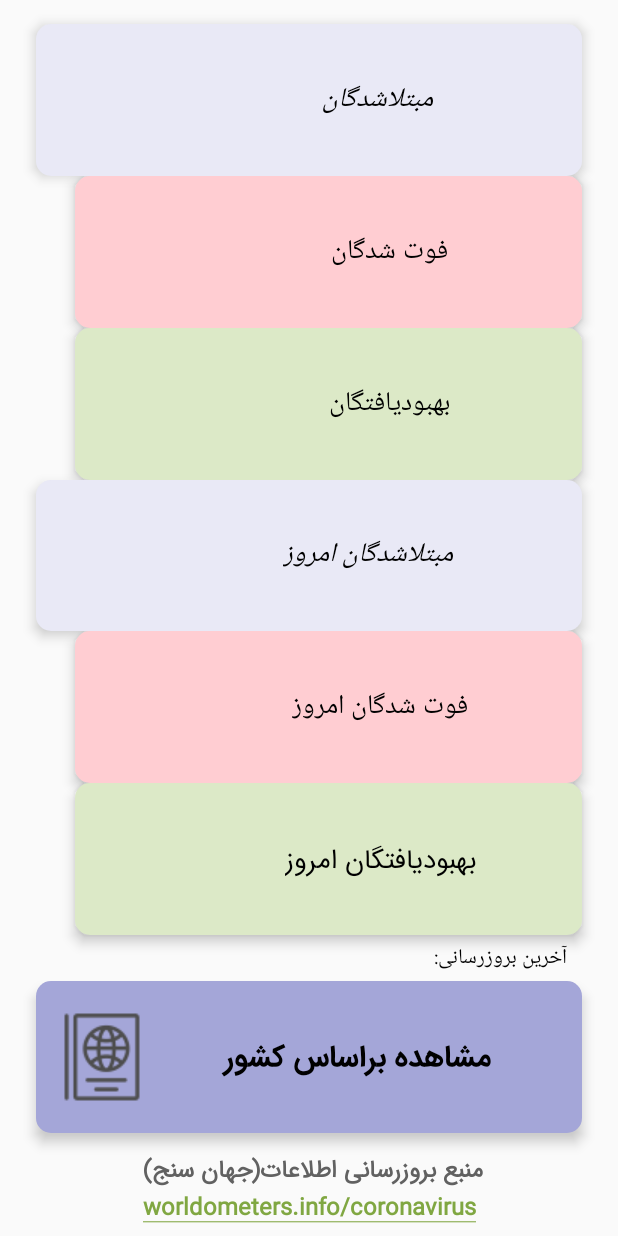
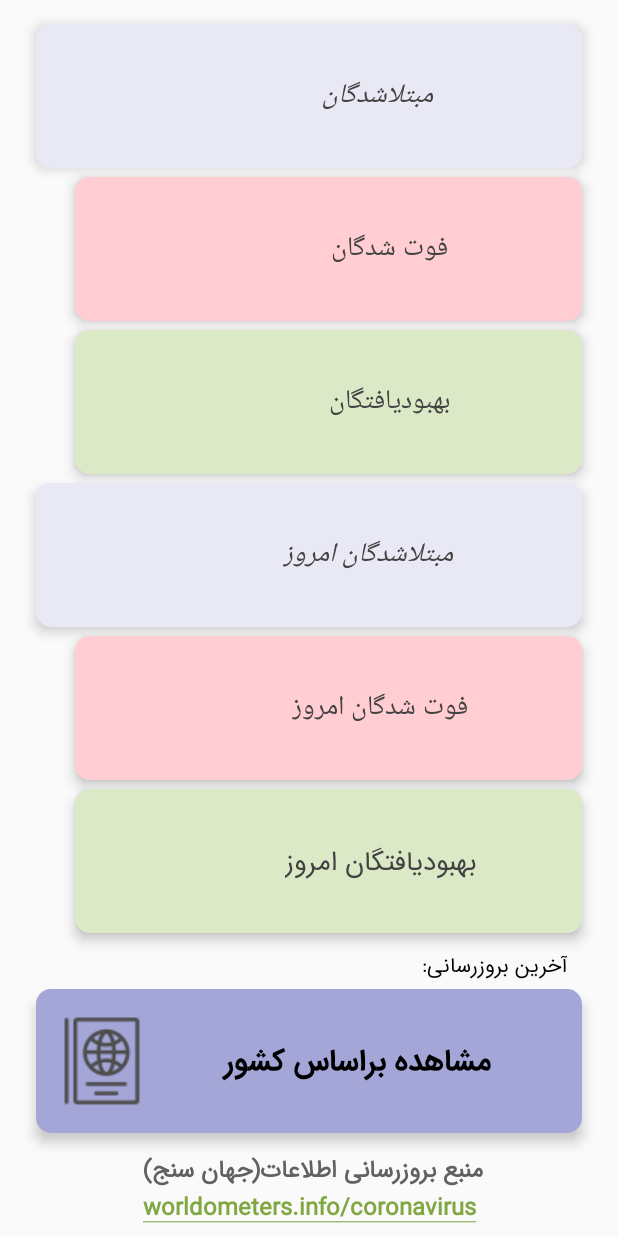
Before and after one commit to sina73azar/Covid19Project, an Android app: the screen it shows after launch (MainActivity), on a phone screen of 412 x 824 dp. Run offline under Robolectric (Android 15) with nearby library versions, the phone set to English and light mode, and no system bars; our stand-ins replace data binding; libraries missing offline, so code that uses them is left out: com.ihsanbal.logging; Roboto replaces fonts that are not available here; 8 statements that could not run were skipped.

Commit message:
"useless files deleted"

```diff
--- a/app/src/main/java/com/sina/covid19project/repository/HomeRepository.kt
+++ b/app/src/main/java/com/sina/covid19project/repository/HomeRepository.kt
@@ -54,6 +54,7 @@ class HomeRepository(private val apiInterface: ApiInterface, private val sharedP
     }
 
      fun setMapFromSharedPref() {
+
         dataHomeMap[CASES]= sharedPref.getString(CASES,"....").toString()
         dataHomeMap[TODAY_CASES]= sharedPref.getString(TODAY_CASES,"...").toString()
         dataHomeMap[DEATHS]= sharedPref.getString(DEATHS,"...").toString()
--- a/app/src/main/java/com/sina/covid19project/utils_extentions/CountryDictionary.kt
+++ /dev/null
@@ -1 +0,0 @@
-package com.sina.covid19project.utils_extentions
--- a/app/src/main/res/layout/fragment_home.xml
+++ b/app/src/main/res/layout/fragment_home.xml
@@ -22,6 +22,7 @@
             android:layout_width="wrap_content"
             android:layout_height="wrap_content"
             android:elevation="5dp"
+            android:fontFamily="@font/b_yaghut"
             android:gravity="center"
             android:layoutDirection="ltr"
             android:paddingHorizontal="10dp"
@@ -62,6 +63,7 @@
             android:layout_width="363dp"
             android:layout_height="wrap_content"
             android:autoLink="web"
+            android:fontFamily="@font/b_yaghut"
             android:gravity="center"
             android:linksClickable="true"
             android:paddingTop="10dp"
@@ -81,6 +83,7 @@
             android:layout_marginStart="24dp"
             android:layout_marginTop="16dp"
             android:layout_marginEnd="24dp"
+            android:layout_marginBottom="6dp"
             android:background="@drawable/shape_bg_view_back_for_home"
             android:elevation="5dp"
             android:fadingEdgeLength="8dp"
@@ -98,6 +101,7 @@
             android:layout_width="0dp"
             android:layout_height="0dp"
 
+            android:layout_marginBottom="6dp"
             android:background="@drawable/shape_bg_view_back_for_home"
             android:elevation="5dp"
             android:fadingEdgeLength="8dp"
@@ -114,6 +118,7 @@
             android:layout_height="0dp"
 
             android:layout_marginStart="50dp"
+            android:layout_marginBottom="6dp"
             android:background="@drawable/shape_red_100_round_edge"
             android:elevation="5dp"
             android:fadingEdgeLength="8dp"
@@ -130,6 +135,7 @@
             android:id="@+id/flow5"
             android:layout_width="0dp"
             android:layout_height="0dp"
+            android:layout_marginBottom="6dp"
             android:background="@drawable/shape_red_100_round_edge"
             android:elevation="5dp"
             android:fadingEdgeLength="8dp"
@@ -144,6 +150,7 @@
             android:id="@+id/flow6"
             android:layout_width="0dp"
             android:layout_height="0dp"
+            android:layout_marginBottom="6dp"
             android:background="@drawable/shape_green_100_round_edge"
             android:elevation="5dp"
             android:fadingEdgeLength="10dp"
@@ -158,6 +165,7 @@
             android:id="@+id/flow7"
             android:layout_width="0dp"
             android:layout_height="0dp"
+            android:layout_marginBottom="6dp"
             android:background="@drawable/shape_green_100_round_edge"
             android:elevation="5dp"
             android:fadingEdgeLength="8dp"
@@ -174,7 +182,7 @@
 
             android:padding="2dp"
             android:text="@string/text_all_in_world"
-            android:textColor="@color/black"
+            android:textColor="@color/grey_800"
             android:textSize="18sp"
             android:textStyle="italic"
             tools:layout_editor_absoluteX="83dp"
@@ -187,12 +195,11 @@
             android:layout_height="wrap_content"
             android:fontFamily="@font/samim_number"
             android:textAlignment="center"
-            android:textColor="@color/black"
+            android:textColor="@color/grey_800"
             android:textSize="17sp"
             tools:layout_editor_absoluteX="29dp"
             tools:layout_editor_absoluteY="82dp"
-            tools:text="87878774542"
-            />
+            tools:text="87878774542" />
 
         <TextView
             android:id="@+id/tv_st_cases_today"
@@ -200,7 +207,7 @@
             android:layout_height="wrap_content"
             android:padding="2dp"
             android:text="@string/text_all_in_world_today"
-            android:textColor="@color/black"
+            android:textColor="@color/grey_800"
             android:textSize="18sp"
             android:textStyle="italic"
             tools:layout_editor_absoluteX="87dp"
@@ -214,7 +221,7 @@
             android:singleLine="true"
             android:text="@string/text_deaths"
             android:textAlignment="center"
-            android:textColor="@color/black"
+            android:textColor="@color/grey_800"
             android:textSize="18sp"
             tools:layout_editor_absoluteX="92dp"
             tools:layout_editor_absoluteY="298dp" />
@@ -228,7 +235,7 @@
             android:maxLines="1"
             android:singleLine="true"
             android:textAlignment="center"
-            android:textColor="@color/black"
+            android:textColor="@color/grey_800"
             android:textSize="17sp"
             tools:layout_editor_absoluteX="237dp"
             tools:layout_editor_absoluteY="300dp"
@@ -242,7 +249,7 @@
             android:singleLine="true"
             android:text="@string/text_recovered"
             android:textAlignment="center"
-            android:textColor="@color/black"
+            android:textColor="@color/grey_800"
             android:textSize="18sp"
             tools:layout_editor_absoluteX="29dp"
             tools:layout_editor_absoluteY="516dp" />
@@ -254,7 +261,7 @@
             android:layout_height="wrap_content"
             android:fontFamily="@font/samim_number"
             android:textAlignment="center"
-            android:textColor="@color/black"
+            android:textColor="@color/grey_800"
             android:textSize="17sp"
             tools:layout_editor_absoluteX="196dp"
             tools:layout_editor_absoluteY="515dp"
@@ -312,7 +319,7 @@
             android:layout_height="wrap_content"
             android:fontFamily="@font/samim_number"
             android:textAlignment="center"
-            android:textColor="@color/black"
+            android:textColor="@color/grey_800"
             android:textSize="17sp"
             tools:layout_editor_absoluteX="263dp"
             tools:layout_editor_absoluteY="190dp"
@@ -326,7 +333,7 @@
             android:singleLine="true"
             android:text="@string/text_deaths_today"
             android:textAlignment="center"
-            android:textColor="@color/black"
+            android:textColor="@color/grey_800"
             android:textSize="18sp"
             tools:layout_editor_absoluteX="29dp"
             tools:layout_editor_absoluteY="409dp" />
@@ -338,7 +345,7 @@
             android:layout_height="wrap_content"
             android:fontFamily="@font/samim_number"
             android:textAlignment="center"
-            android:textColor="@color/black"
+            android:textColor="@color/grey_800"
             android:textSize="17sp"
             tools:layout_editor_absoluteX="151dp"
             tools:layout_editor_absoluteY="408dp"
@@ -354,7 +361,7 @@
             android:singleLine="true"
             android:text="@string/text_recovered_today"
             android:textAlignment="center"
-            android:textColor="@color/black"
+            android:textColor="@color/grey_800"
             android:textSize="18sp"
             tools:layout_editor_absoluteX="24dp"
             tools:layout_editor_absoluteY="617dp" />
@@ -366,7 +373,7 @@
             android:layout_height="wrap_content"
             android:fontFamily="@font/samim_number"
             android:textAlignment="center"
-            android:textColor="@color/black"
+            android:textColor="@color/grey_800"
             android:textSize="17sp"
             tools:layout_editor_absoluteX="196dp"
             tools:layout_editor_absoluteY="617dp"
```
Also changed, not shown: app/src/main/java/com/sina/covid19project/fragments/home/HomeFragment.kt (+4 -4 lines), app/src/main/java/com/sina/covid19project/utils_extentions/Receiver.kt (deleted, +0 -19 lines), app/src/main/java/com/sina/covid19project/utils_extentions/utils.kt (+0 -9 lines).
